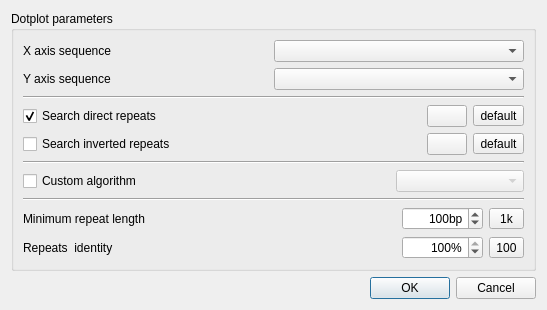
violethaze74/ugene, file src/plugins/dotplot/src/ui/DotPlotDialog.ui: the form before one commit.
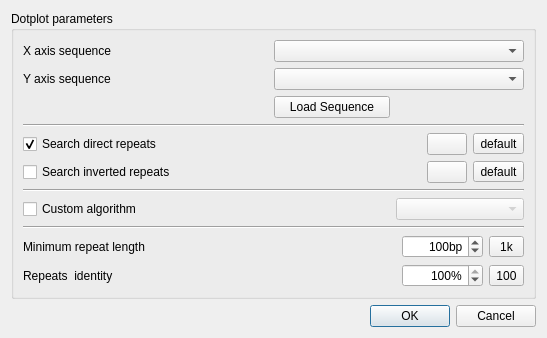
The form after the commit. Icons and pictures are not drawn.

Commit message: UGENE-176  : legend color UGENE-419  : exit button doesn't overlap names UGENE-229  : dummy parameter fix UGENE-221  : load sequences to dotplot not from active view

What changed in the file:
```diff
--- a/src/plugins/dotplot/src/ui/DotPlotDialog.ui
+++ b/src/plugins/dotplot/src/ui/DotPlotDialog.ui
@@ -10,7 +10,7 @@
     <x>0</x>
     <y>0</y>
     <width>547</width>
-    <height>297</height>
+    <height>328</height>
    </rect>
   </property>
   <property name="windowTitle">
@@ -359,6 +359,16 @@
         </item>
        </layout>
       </item>
+      <item row="5" column="2">
+       <widget class="QPushButton" name="loadSequenceButton">
+        <property name="toolTip">
+         <string>Click to load a sequence from the file system. The sequence will be added to the combo boxes when it is loaded to the project</string>
+        </property>
+        <property name="text">
+         <string>Load Sequence</string>
+        </property>
+       </widget>
+      </item>
      </layout>
     </widget>
    </item>
```
Left out of the diff: 9 changed lines with no effect on the pictures. The commit also changes 9 other files.
